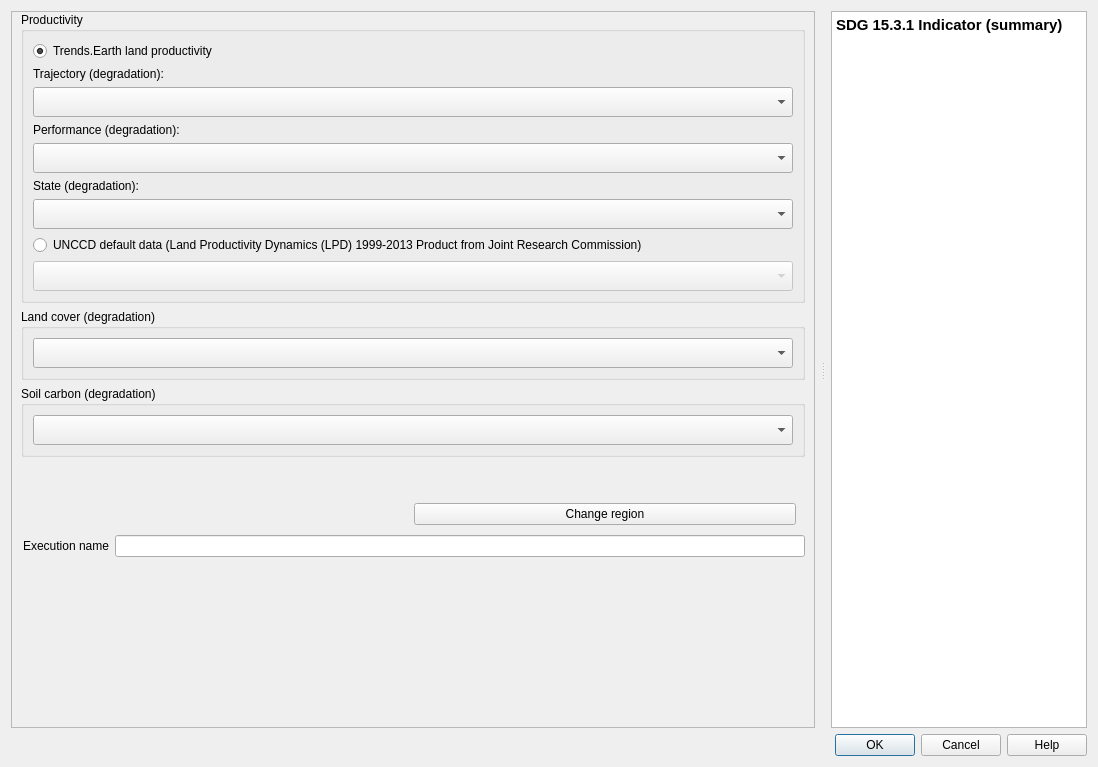
Above: LDMP/gui/DlgCalculateLDNSummaryTableAdmin.ui from ConservationInternational/trends.earth before the change. Below: the same form after it.
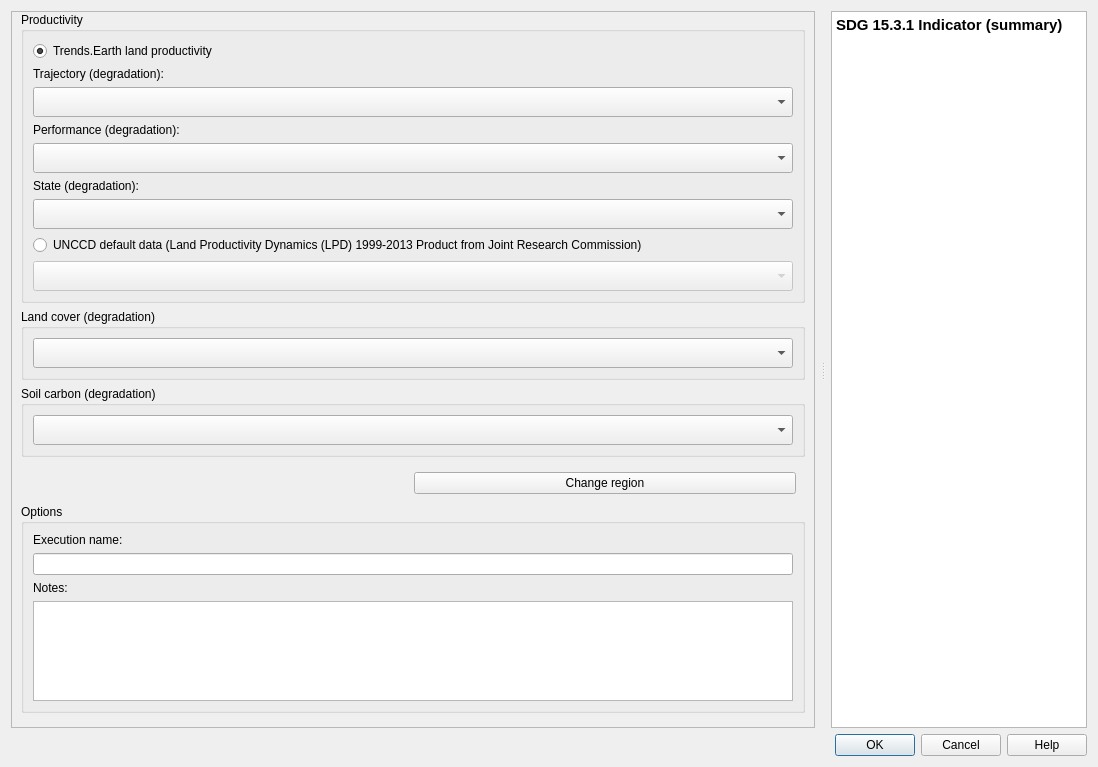
That is the form after the change. Custom widgets are drawn as their Qt base class.

Commit message: updated algorithms dialog to include options group box

```diff
--- a/LDMP/gui/DlgCalculateLDNSummaryTableAdmin.ui
+++ b/LDMP/gui/DlgCalculateLDNSummaryTableAdmin.ui
@@ -421,24 +421,58 @@
         </layout>
        </item>
        <item>
-        <layout class="QHBoxLayout" name="horizontalLayout_2">
-         <property name="leftMargin">
-          <number>2</number>
+        <widget class="QgsCollapsibleGroupBox" name="options_group">
+         <property name="title">
+          <string>Options</string>
          </property>
+         <property name="collapsed">
+          <bool>true</bool>
+         </property>
+         <layout class="QVBoxLayout" name="verticalLayout_2">
          <item>
           <widget class="QLabel" name="execution_name_la">
            <property name="toolTip">
             <string>Auto generated name for the task which can be edited</string>
            </property>
            <property name="text">
-            <string>Execution name</string>
+             <string>Execution name:</string>
            </property>
           </widget>
          </item>
          <item>
           <widget class="QLineEdit" name="execution_name_le"/>
          </item>
-        </layout>
+          <item>
+           <widget class="QLabel" name="task_notes_la">
+            <property name="text">
+             <string>Notes:</string>
+            </property>
+           </widget>
+          </item>
+          <item>
+           <widget class="QTextEdit" name="task_notes">
+            <property name="sizePolicy">
+             <sizepolicy hsizetype="Expanding" vsizetype="Minimum">
+              <horstretch>0</horstretch>
+              <verstretch>0</verstretch>
+             </sizepolicy>
+            </property>
+            <property name="minimumSize">
+             <size>
+              <width>0</width>
+              <height>0</height>
+             </size>
+            </property>
+            <property name="maximumSize">
+             <size>
+              <width>16777215</width>
+              <height>100</height>
+             </size>
+            </property>
+           </widget>
+          </item>
+         </layout>
+        </widget>
        </item>
        <item>
         <spacer name="verticalSpacer_2">
@@ -497,15 +531,21 @@
  </widget>
  <customwidgets>
   <customwidget>
-   <class>WidgetDataIOSelectTELayerImport</class>
-   <extends>QComboBox</extends>
-   <header>LDMP/data_io.h</header>
+   <class>QgsCollapsibleGroupBox</class>
+   <extends>QGroupBox</extends>
+   <header>qgis.gui</header>
+   <container>1</container>
   </customwidget>
   <customwidget>
    <class>WidgetDataIOSelectTELayerExisting</class>
    <extends>QComboBox</extends>
    <header>LDMP/data_io</header>
   </customwidget>
+  <customwidget>
+   <class>WidgetDataIOSelectTELayerImport</class>
+   <extends>QComboBox</extends>
+   <header>LDMP/data_io.h</header>
+  </customwidget>
  </customwidgets>
  <resources/>
  <connections>
```
Left out of the diff: 3 changed lines with no effect on the pictures. Lines whose indentation alone changed are shown as unchanged. The commit also changes 10 other files.
